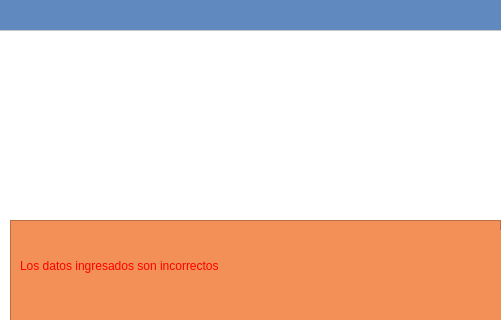
First picture: the form in login_error.ui, repository Shanem007/AulaVirtual, before the edit; both pictures show x 100 to 601 and y 0 to 320 of the 705 by 503 pixel window.
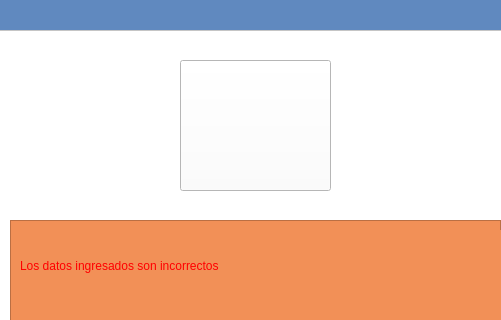
Second picture: the form after the edit. Icons and pictures are not drawn.

```diff
--- a/login_error.ui
+++ b/login_error.ui
@@ -64,23 +64,6 @@
      <string>Regresar </string>
     </property>
    </widget>
-   <widget class="QLabel" name="label_5">
-    <property name="geometry">
-     <rect>
-      <x>100</x>
-      <y>30</y>
-      <width>341</width>
-      <height>111</height>
-     </rect>
-    </property>
-    <property name="styleSheet">
-     <string notr="true">
-image: url(:/img/logo2.png);</string>
-    </property>
-    <property name="text">
-     <string/>
-    </property>
-   </widget>
    <widget class="QFrame" name="frame">
     <property name="geometry">
      <rect>
@@ -135,6 +118,29 @@
      </property>
     </widget>
    </widget>
+   <widget class="QPushButton" name="pushButton_2">
+    <property name="geometry">
+     <rect>
+      <x>200</x>
+      <y>30</y>
+      <width>151</width>
+      <height>131</height>
+     </rect>
+    </property>
+    <property name="text">
+     <string/>
+    </property>
+    <property name="icon">
+     <iconset>
+      <normaloff>img/logo2.png</normaloff>img/logo2.png</iconset>
+    </property>
+    <property name="iconSize">
+     <size>
+      <width>700</width>
+      <height>700</height>
+     </size>
+    </property>
+   </widget>
   </widget>
  </widget>
  <resources>
```
Left out of the diff: 2 changed lines with no effect on the pictures.
